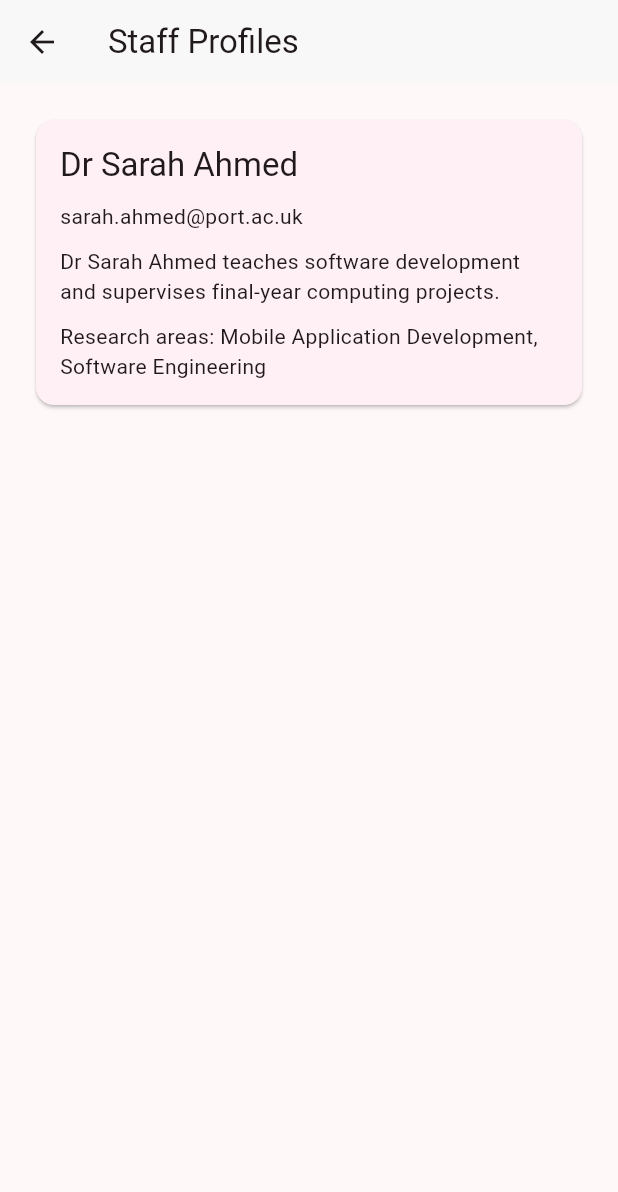
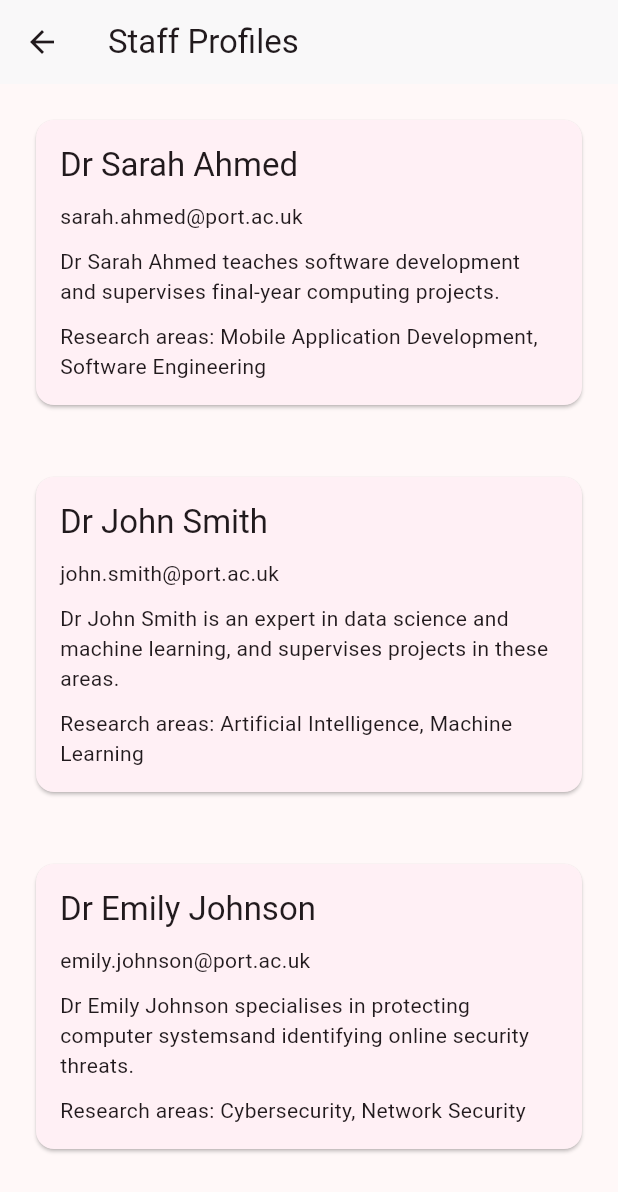
Before and after one commit to jiabhullar/project_supervisor_app, a Flutter app: the StaffProfilesScreen screen opened directly, on a phone screen of 412 x 824 dp. Shown: the top 1192 px of the screen. Run offline on Flutter 3.47's test engine with Material 3 defaults, Android fonts, the phone set to English and light mode, and no system bars.

Commit message:
display list of staff profiles

```diff
--- a/lib/pages/staff_profiles.dart
+++ b/lib/pages/staff_profiles.dart
@@ -6,7 +6,8 @@ class StaffProfilesScreen extends StatelessWidget {
 
   @override
   Widget build(BuildContext context) {
-    const StaffMember staffMember = StaffMember(
+     const List<StaffMember> staffMembers = [
+      StaffMember(
       id: 'staff1',
       name: 'Dr Sarah Ahmed',
       email: 'sarah.ahmed@port.ac.uk',
@@ -17,13 +18,42 @@ class StaffProfilesScreen extends StatelessWidget {
         'Mobile Application Development',
         'Software Engineering',
       ],
-    );
+    ),
+    StaffMember(
+      id: 'staff2',
+      name: 'Dr John Smith',
+      email: 'john.smith@port.ac.uk',
+      biography:
+          'Dr John Smith is an expert in data science and machine learning, '
+          'and supervises projects in these areas.',
+      researchAreas: [
+        'Artificial Intelligence',
+        'Machine Learning',
+      ],
+    ),
+    StaffMember(
+      id: 'staff3',
+      name: 'Dr Emily Johnson',
+      email: 'emily.johnson@port.ac.uk',
+      biography:
+          'Dr Emily Johnson specialises in protecting computer systems'
+          'and identifying online security threats.',
+      researchAreas: [
+        'Cybersecurity',
+        'Network Security',
+      ],
+    ),
+  ];
 
     return Scaffold(
       appBar: AppBar(
         title: const Text('Staff Profiles'),
       ),
-      body: Padding(
+      body: ListView.builder(
+        itemCount: staffMembers.length,
+        itemBuilder: (context, index) {
+          final staffMember = staffMembers[index];
+          return Padding(
             padding: const EdgeInsets.all(20),
             child: Card(
               child: Padding(
@@ -44,11 +74,14 @@ class StaffProfilesScreen extends StatelessWidget {
                 Text(
                   'Research areas: '
                   '${staffMember.researchAreas.join(', ')}',
+                  style: Theme.of(context).textTheme.bodyMedium,
                     ),
                   ],
                 ),
               ),
             ),
+          );
+        },
       ),
     );
   }
```
Lines whose indentation alone changed are shown as unchanged.
